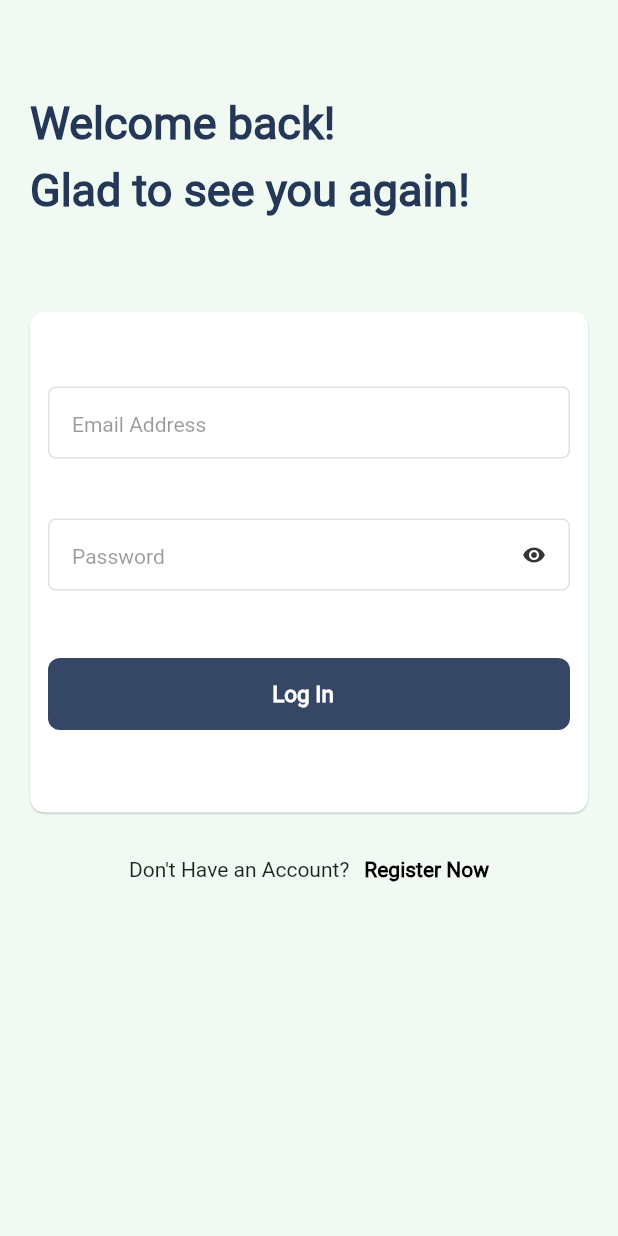
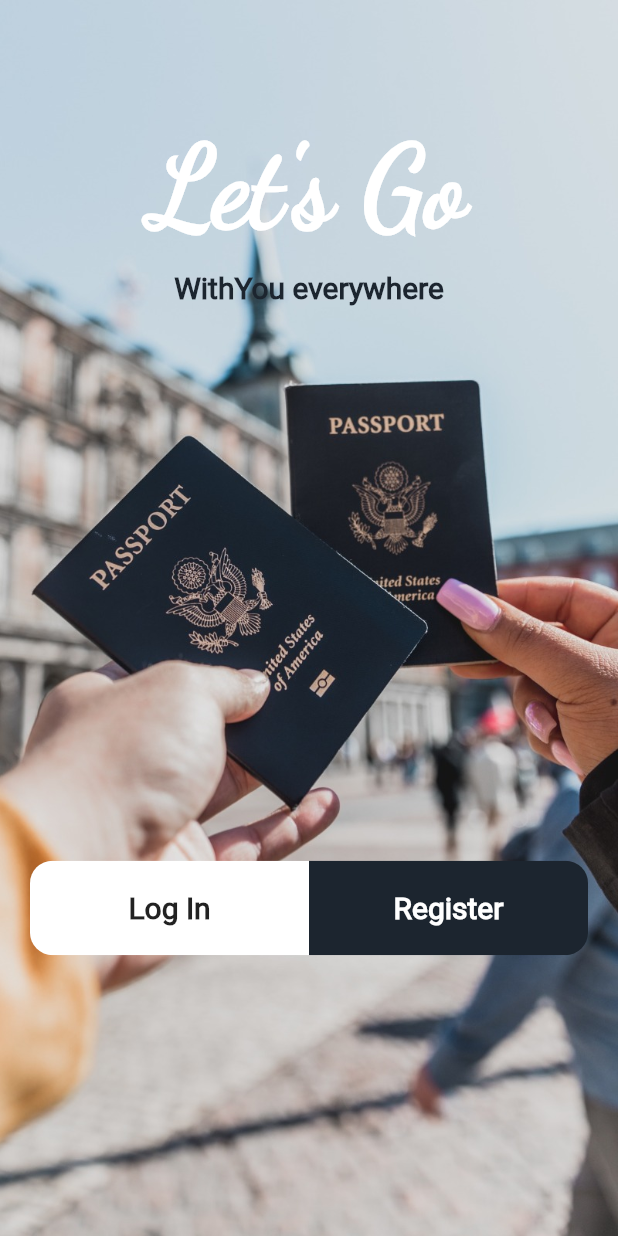
Before and after one commit to samaaahmedd/graduation_projectnew, a Flutter app: the screen it shows after launch, on a phone screen of 412 x 824 dp. Run offline on Flutter 3.47's test engine with Material 2 defaults, Android fonts, the phone set to English and light mode, and no system bars; our stand-ins replace carousel_slider, cloud_firestore, dropdown_button2, equatable, firebase_auth, firebase_core and 6 more; accounts and stored records are empty.

Commit message:
last update

```diff
--- /dev/null
+++ b/lib/authentication/log_in_page.dart
@@ -0,0 +1 @@
+// TODO Implement this library.
--- /dev/null
+++ b/lib/authentication/register_page.dart
@@ -0,0 +1 @@
+// TODO Implement this library.
--- a/lib/ui/more_page/more_page.dart
+++ b/lib/ui/more_page/more_page.dart
@@ -21,6 +21,7 @@ import 'package:with_you_app/ui/more_page/contact_us_page/contact_us_page.dart';
 import 'package:with_you_app/ui/more_page/terms_privacy_page/terms_privacy_page.dart';
 import 'package:with_you_app/ui/more_page/update_password/update_password_page.dart';
 
+import '../../welcome_page.dart';
 import 'profile_page/profile_page.dart';
 
 class MorePage extends StatefulWidget {
@@ -153,7 +154,7 @@ class _MorePageState extends State<MorePage> {
     setState(() {});
     final bool result = await _logOutUseCase.execute(context);
     if (result) {
-      navigateRemoveReplacement(context, const LogInPage());
+      navigateRemoveReplacement(context, const WelcomePage());
     }
     _logOutLoading = false;
     setState(() {});
--- a/lib/ui/splash/splash_page.dart
+++ b/lib/ui/splash/splash_page.dart
@@ -6,6 +6,8 @@ import 'package:with_you_app/common/material/app_colors.dart';
 import 'package:with_you_app/domain/use_cases/authentication/check_if_user_login_use_case.dart';
 import 'package:with_you_app/ui/authentication/log_in_page.dart';
 import 'package:with_you_app/ui/host_page.dart';
+
+import '../../welcome_page.dart';
 
 class SplashPage extends StatefulWidget {
   const SplashPage({Key? key}) : super(key: key);
@@ -50,7 +52,7 @@ class _SplashPageState extends State<SplashPage> {
     if (isLogIn) {
       navigateRemoveReplacement(context, const HostPage());
     } else {
-      navigateRemoveReplacement(context, const LogInPage());
+      navigateRemoveReplacement(context, const WelcomePage());
     }
   }
 
--- /dev/null
+++ b/lib/welcome_page.dart
@@ -0,0 +1,111 @@
+import 'package:flutter/material.dart';
+import 'package:with_you_app/ui/authentication/log_in_page.dart';
+import 'package:with_you_app/ui/authentication/register_page.dart';
+
+import 'authentication/log_in_page.dart';
+import 'authentication/register_page.dart';
+// import 'package:with_me/new%20screens/Login_Screen.dart';
+// import 'package:with_me/new%20screens/signup_screen.dart';
+// import 'package:with_me/register_page/check_register_type_page.dart';
+
+class WelcomePage extends StatefulWidget {
+  const WelcomePage({Key? key}) : super(key: key);
+
+  @override
+  State<WelcomePage> createState() => _WelcomePageState();
+}
+
+class _WelcomePageState extends State<WelcomePage> {
+  @override
+  Widget build(BuildContext context) {
+    return Scaffold(
+      body: Container(
+        padding: const EdgeInsets.symmetric(horizontal: 20, vertical: 80),
+        height: MediaQuery.of(context).size.height,
+        width: MediaQuery.of(context).size.width,
+        decoration: const BoxDecoration(
+          image: DecorationImage(
+              image: AssetImage("assets/logo.jpeg"), fit: BoxFit.fitHeight),
+        ),
+        child: SingleChildScrollView(
+          child: Column(
+            children: [
+              const Text(
+                'Let\'s Go',
+                style: TextStyle(
+                    fontFamily: "Dancing Script",
+                    color: Colors.white,
+                    fontSize: 75,
+                    fontWeight: FontWeight.bold),
+              ),
+              const SizedBox(
+                height: 10,
+              ),
+              const Text(
+                'WithYou everywhere',
+                style: TextStyle(
+                    color: Color.fromARGB(255, 28, 37, 47),
+                    fontSize: 20,
+                    fontWeight: FontWeight.bold),
+              ),
+              SizedBox(
+                height: MediaQuery.of(context).size.height * .45,
+              ),
+              _logInOrRegisterWidget(),
+            ],
+          ),
+        ),
+      ),
+    );
+  }
+
+  Widget _logInOrRegisterWidget() {
+    return Container(
+      clipBehavior: Clip.antiAliasWithSaveLayer,
+      // padding: const EdgeInsets.symmetric(vertical: 30),
+      decoration: BoxDecoration(borderRadius: BorderRadius.circular(15)),
+      child: Row(
+          crossAxisAlignment: CrossAxisAlignment.center,
+          mainAxisAlignment: MainAxisAlignment.center,
+          children: [
+            Expanded(
+                child: InkWell(
+                  onTap: _onTapLogIn,
+                  child: Container(
+                      alignment: Alignment.center,
+                      padding: const EdgeInsets.symmetric(vertical: 20),
+                      color: Colors.white,
+                      child: const Text(
+                        'Log In',
+                        style: TextStyle(fontSize: 20, fontWeight: FontWeight.bold),
+                      )),
+                )),
+            Expanded(
+                child: InkWell(
+                  onTap: _onTapRegister,
+                  child: Container(
+                      alignment: Alignment.center,
+                      padding: const EdgeInsets.symmetric(vertical: 20),
+                      color: Color.fromARGB(255, 28, 37, 47),
+                      child: const Text(
+                        'Register',
+                        style: TextStyle(
+                            fontSize: 20,
+                            fontWeight: FontWeight.bold,
+                            color: Colors.white),
+                      )),
+                )),
+          ]),
+    );
+  }
+
+  void _onTapLogIn() {
+    Navigator.push(
+        context, MaterialPageRoute(builder: (context) => LogInPage()));
+  }
+
+  void _onTapRegister() {
+    Navigator.push(
+        context, MaterialPageRoute(builder: (context) => const RegisterPage()));
+  }
+}
--- a/pubspec.yaml
+++ b/pubspec.yaml
@@ -49,6 +49,9 @@ flutter:
     - assets/
 
   fonts:
+    - family: Dancing Script
+      fonts:
+        - asset: fonts/DancingScript-Regular.ttf
     - family: Roboto
       fonts:
         - asset: fonts/Roboto-Regular.ttf
```
Also changed, not shown: assets/logo.jpeg (added), fonts/DancingScript-Regular.ttf (added).
